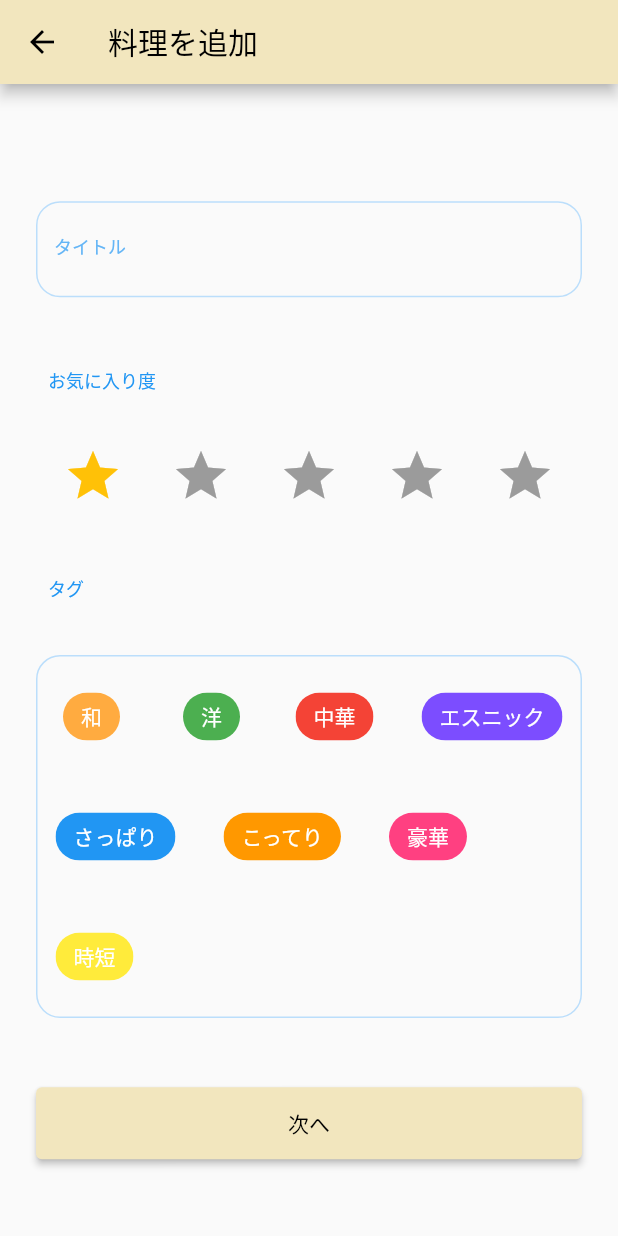
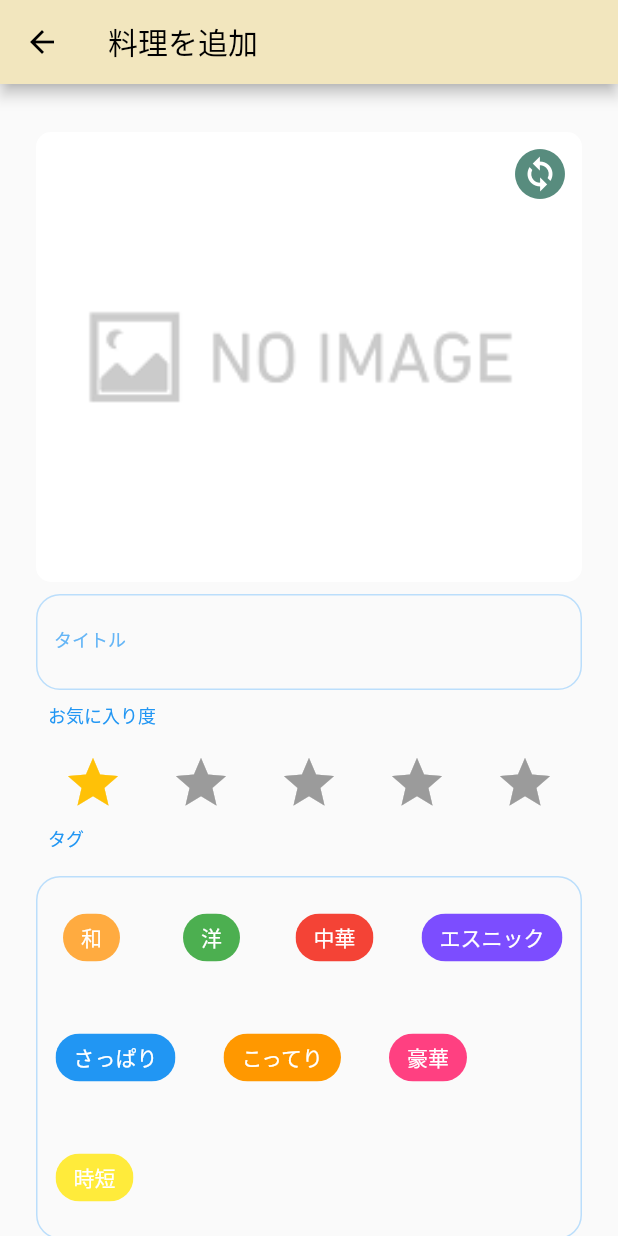
Before and after one commit to baekx/becos_kitchen, a Flutter app: the AddMenuPage screen opened directly, on a phone screen of 412 x 824 dp. Run offline on Flutter 3.47's test engine with Material 2 defaults, Android fonts, the phone set to English and light mode, and no system bars; drawn by our look-alikes of flutter_rating_bar; our stand-ins replace cloud_firestore, firebase_core, flutter_riverpod, flutter_svg, freezed_annotation, image_picker; accounts and stored records are empty.

Commit message:
Firebase_storage導入

```diff
--- a/lib/screen/add_menu/add_menu_page.dart
+++ b/lib/screen/add_menu/add_menu_page.dart
@@ -2,6 +2,7 @@ import 'dart:io';
 
 import 'package:becos_kitchen/provider.dart';
 import 'package:becos_kitchen/screen/add_menu/label.dart';
+import 'package:becos_kitchen/screen/add_menu/menu_image.dart';
 import 'package:becos_kitchen/screen/add_menu/menu_rate.dart';
 import 'package:becos_kitchen/screen/add_menu/menu_tag_list.dart';
 import 'package:becos_kitchen/screen/add_menu/menu_title.dart';
@@ -30,7 +31,7 @@ class AddMenuPage extends ConsumerWidget {
           children: [
             // 写真
             const ColumnPadding(height: 32.0),
-            // MenuImage(imagePath: widget.image),
+            MenuImage(imagePath: image),
             // タイトル
             const ColumnPadding(height: 8.0),
             const MenuTitle(),
@@ -44,30 +45,6 @@ class AddMenuPage extends ConsumerWidget {
             const MenuTagList(),
             // 次へボタン
             const ColumnPadding(height: 8.0),
-            // Container(
-            //   height: 200,
-            //   child: StreamBuilder<QuerySnapshot>(
-            //     stream:
-            //         FirebaseFirestore.instance.collection('menu').snapshots(),
-            //     builder: (context, snapshot) {
-            //       if (snapshot.hasError) {
-            //         return Text("エラー");
-            //       }
-            //       final list = snapshot.requireData.docs
-            //           .map<String>((DocumentSnapshot document) {
-            //         final documentData =
-            //             document.data()! as Map<String, dynamic>;
-            //         return documentData['name']! as String;
-            //       }).toList();
-            //
-            //       return ListView.builder(
-            //           itemCount: list.length,
-            //           itemBuilder: (BuildContext context, int index) {
-            //             return Text(list[index]);
-            //           });
-            //     },
-            //   ),
-            // ),
             ButtonExpanded(
               text: "次へ",
               onPressed: () {
--- a/pubspec.yaml
+++ b/pubspec.yaml
@@ -37,12 +37,13 @@ dependencies:
   freezed_annotation: ^2.0.3
   json_annotation: ^4.5.0
   flutter_riverpod: ^1.0.3
-  firebase_core: ^1.17.1
+  firebase_core: ^1.19.1
   flutter_tags: ^1.0.0-nullsafety.1
   flutter_rating_bar: ^4.0.1
-  cloud_firestore: ^3.1.17
+  cloud_firestore: ^3.1.14
   image_picker: ^0.8.4+4
   flutter_svg: ^1.1.1+1
+  firebase_storage: ^10.3.2
 
 dev_dependencies:
   flutter_test:
```
Also changed, not shown: pubspec.lock, 3 other files.
